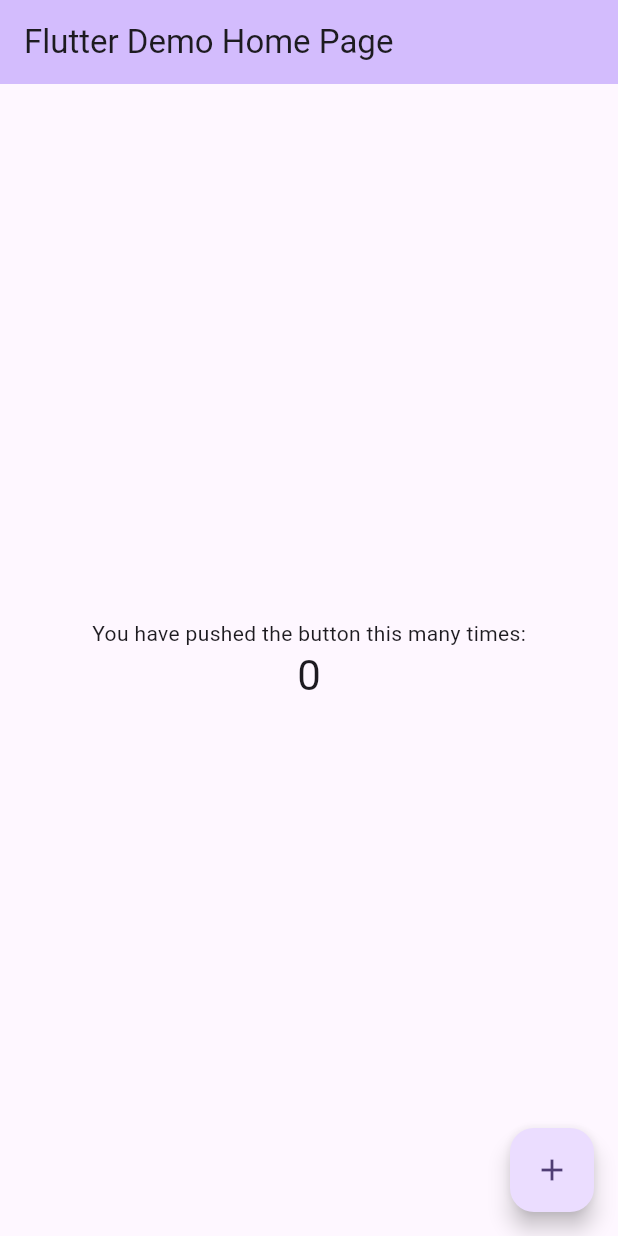
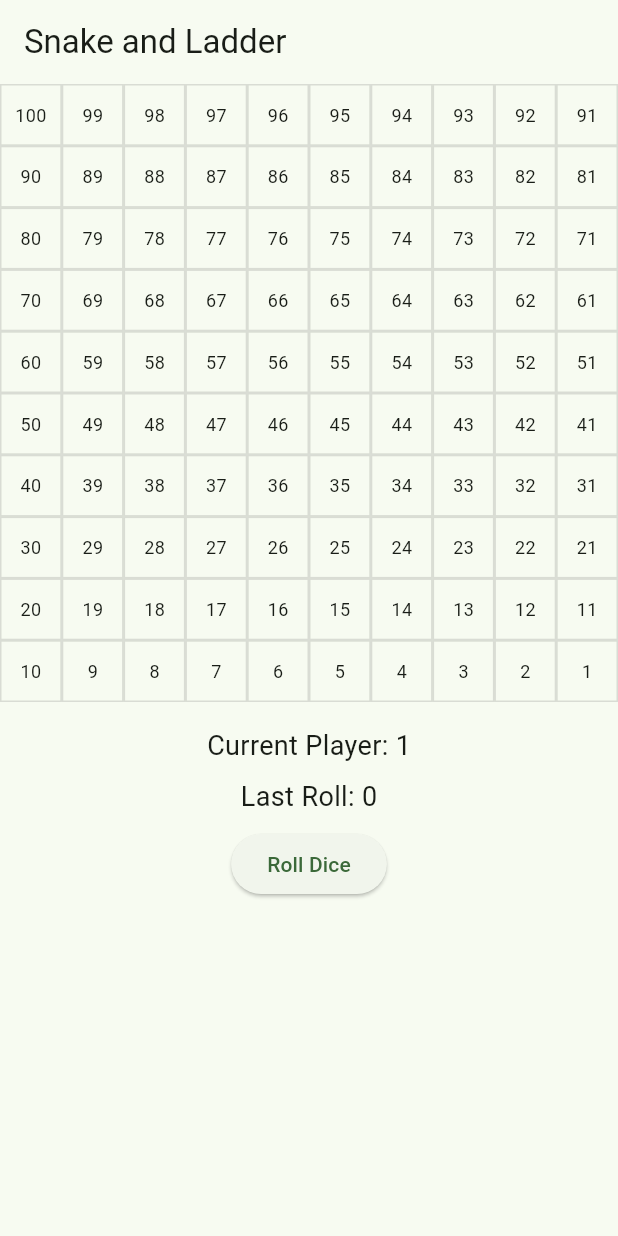
Before and after one commit to could-ai/019a4d93-bf63-73c3-998e-6bf3205284a1, a Flutter app: the screen it shows after launch, on a phone screen of 412 x 824 dp. Run offline on Flutter 3.47's test engine with Material 3 defaults, Android fonts, the phone set to English and light mode, and no system bars.

Commit message:
Modified lib/main.dart to set up the Snake and Ladder game as the home route. Removed the default counter-based MyHomePage and imported the new SnakeAndLadderGame widget. Updated the MaterialApp title, theme seed color, and disabled the debug banner to focus on the game interface.; Created lib/screens/snake_ladder_game.dart containing the full SnakeAndLadderGame widget. Added game logic (dice roll, snake and ladder maps, player turns, win condition), a dynamic 10x10 board using GridView, and token rendering on top of the board with calculated positions. Implemented UI controls for rolling dice, showing current player, last roll, and a restart option when someone wins.

```diff
--- a/usr/lib/main.dart
+++ b/usr/lib/main.dart
@@ -1,4 +1,5 @@
 import 'package:flutter/material.dart';
+import 'screens/snake_ladder_game.dart';
 
 void main() {
   runApp(const MyApp());
@@ -7,114 +8,15 @@ void main() {
 class MyApp extends StatelessWidget {
   const MyApp({super.key});
 
-  // This widget is the root of your application.
   @override
   Widget build(BuildContext context) {
     return MaterialApp(
-      title: 'Flutter Demo',
+      title: 'Snake and Ladder',
       debugShowCheckedModeBanner: false,
       theme: ThemeData(
-        // This is the theme of your application.
-        //
-        // TRY THIS: Try running your application with "flutter run". You'll see
-        // the application has a purple toolbar. Then, without quitting the app,
-        // try changing the seedColor in the colorScheme below to Colors.green
-        // and then invoke "hot reload" (save your changes or press the "hot
-        // reload" button in a Flutter-supported IDE, or press "r" if you used
-        // the command line to start the app).
-        //
-        // Notice that the counter didn't reset back to zero; the application
-        // state is not lost during the reload. To reset the state, use hot
-        // restart instead.
-        //
-        // This works for code too, not just values: Most code changes can be
-        // tested with just a hot reload.
-        colorScheme: ColorScheme.fromSeed(seedColor: Colors.deepPurple),
+        colorScheme: ColorScheme.fromSeed(seedColor: Colors.green),
       ),
-      home: const MyHomePage(title: 'Flutter Demo Home Page'),
+      home: const SnakeAndLadderGame(),
     );
   }
 }
-
-class MyHomePage extends StatefulWidget {
-  const MyHomePage({super.key, required this.title});
-
-  // This widget is the home page of your application. It is stateful, meaning
-  // that it has a State object (defined below) that contains fields that affect
-  // how it looks.
-
-  // This class is the configuration for the state. It holds the values (in this
-  // case the title) provided by the parent (in this case the App widget) and
-  // used by the build method of the State. Fields in a Widget subclass are
-  // always marked "final".
-
-  final String title;
-
-  @override
-  State<MyHomePage> createState() => _MyHomePageState();
-}
-
-class _MyHomePageState extends State<MyHomePage> {
-  int _counter = 0;
-
-  void _incrementCounter() {
-    setState(() {
-      // This call to setState tells the Flutter framework that something has
-      // changed in this State, which causes it to rerun the build method below
-      // so that the display can reflect the updated values. If we changed
-      // _counter without calling setState(), then the build method would not be
-      // called again, and so nothing would appear to happen.
-      _counter++;
-    });
-  }
-
-  @override
-  Widget build(BuildContext context) {
-    // This method is rerun every time setState is called, for instance as done
-    // by the _incrementCounter method above.
-    //
-    // The Flutter framework has been optimized to make rerunning build methods
-    // fast, so that you can just rebuild anything that needs updating rather
-    // than having to individually change instances of widgets.
-    return Scaffold(
-      appBar: AppBar(
-        // TRY THIS: Try changing the color here to a specific color (to
-        // Colors.amber, perhaps?) and trigger a hot reload to see the AppBar
-        // change color while the other colors stay the same.
-        backgroundColor: Theme.of(context).colorScheme.inversePrimary,
-        // Here we take the value from the MyHomePage object that was created by
-        // the App.build method, and use it to set our appbar title.
-        title: Text(widget.title),
-      ),
-      body: Center(
-        // Center is a layout widget. It takes a single child and positions it
-        // in the middle of the parent.
-        child: Column(
-          // Column is also a layout widget. It takes a list of children and
-          // arranges them vertically. By default, it sizes itself to fit its
-          // children horizontally, and tries to be as tall as its parent.
-          //
-          // Column has various properties to control how it sizes itself and
-          // how it positions its children. Here we use mainAxisAlignment to
-          // center the children vertically; the main axis here is the vertical
-          // axis because Columns are vertical (the cross axis would be
-          // horizontal).
-          //
-          // TRY THIS: Invoke "debug painting" (choose the "Toggle Debug Paint"
-          // action in the IDE, or press "p" in the console), to see the
-          // wireframe for each widget.
-          mainAxisAlignment: MainAxisAlignment.center,
-          children: <Widget>[
-            const Text('You have pushed the button this many times:'),
-            Text('$_counter', style: Theme.of(context).textTheme.headlineMedium),
-          ],
-        ),
-      ),
-      floatingActionButton: FloatingActionButton(
-        onPressed: _incrementCounter,
-        tooltip: 'Increment',
-        child: const Icon(Icons.add),
-      ), // This trailing comma makes auto-formatting nicer for build methods.
-    );
-  }
-}
--- /dev/null
+++ b/usr/lib/screens/snake_ladder_game.dart
@@ -0,0 +1,167 @@
+import 'package:flutter/material.dart';
+import 'dart:math';
+
+class SnakeAndLadderGame extends StatefulWidget {
+  const SnakeAndLadderGame({Key? key}) : super(key: key);
+
+  @override
+  _SnakeAndLadderGameState createState() => _SnakeAndLadderGameState();
+}
+
+class _SnakeAndLadderGameState extends State<SnakeAndLadderGame> {
+  // Define snake and ladder start/end positions
+  final Map<int, int> snakes = {
+    16: 6,
+    47: 26,
+    49: 11,
+    56: 53,
+    62: 19,
+    64: 60,
+    87: 24,
+    93: 73,
+    95: 75,
+    98: 78,
+  };
+
+  final Map<int, int> ladders = {
+    1: 38,
+    4: 14,
+    9: 31,
+    21: 42,
+    28: 84,
+    36: 44,
+    51: 67,
+    71: 91,
+    80: 100,
+  };
+
+  // Track positions for two players
+  List<int> playerPositions = [0, 0];
+  int currentPlayer = 0;
+  int diceRoll = 0;
+  final Random random = Random();
+
+  // Roll dice and move player, then check for snakes/ladders and win condition
+  void rollDice() {
+    setState(() {
+      diceRoll = random.nextInt(6) + 1;
+      int newPos = playerPositions[currentPlayer] + diceRoll;
+      if (newPos <= 100) {
+        playerPositions[currentPlayer] = newPos;
+        if (snakes.containsKey(newPos)) {
+          playerPositions[currentPlayer] = snakes[newPos]!;
+        } else if (ladders.containsKey(newPos)) {
+          playerPositions[currentPlayer] = ladders[newPos]!;
+        }
+      }
+      // Check win condition
+      if (playerPositions[currentPlayer] == 100) {
+        showDialog(
+          context: context,
+          builder: (_) => AlertDialog(
+            title: Text('Player ${currentPlayer + 1} wins!'),
+            actions: [
+              TextButton(
+                onPressed: () {
+                  setState(() {
+                    playerPositions = [0, 0];
+                    currentPlayer = 0;
+                    diceRoll = 0;
+                  });
+                  Navigator.of(context).pop();
+                },
+                child: const Text('Restart'),
+              ),
+            ],
+          ),
+        );
+      } else {
+        // Switch to next player
+        currentPlayer = (currentPlayer + 1) % playerPositions.length;
+      }
+    });
+  }
+
+  @override
+  Widget build(BuildContext context) {
+    // Calculate board cell size based on screen width
+    double boardSize = MediaQuery.of(context).size.width;
+    double cellSize = boardSize / 10;
+
+    return Scaffold(
+      appBar: AppBar(
+        title: const Text('Snake and Ladder'),
+      ),
+      body: Column(
+        children: [
+          // Game board grid
+          SizedBox(
+            width: boardSize,
+            height: boardSize,
+            child: Stack(
+              children: [
+                // 10x10 numbered grid
+                GridView.builder(
+                  physics: const NeverScrollableScrollPhysics(),
+                  itemCount: 100,
+                  gridDelegate: const SliverGridDelegateWithFixedCrossAxisCount(
+                    crossAxisCount: 10,
+                  ),
+                  itemBuilder: (context, index) {
+                    int number = 100 - index;
+                    return Container(
+                      decoration: BoxDecoration(
+                        border: Border.all(color: Colors.black12),
+                      ),
+                      child: Center(
+                        child: Text(
+                          '$number',
+                          style: const TextStyle(fontSize: 12),
+                        ),
+                      ),
+                    );
+                  },
+                ),
+                // Player tokens
+                for (int i = 0; i < playerPositions.length; i++)
+                  if (playerPositions[i] > 0)
+                    Builder(builder: (context) {
+                      int pos = playerPositions[i];
+                      int gridIndex = 100 - pos;
+                      int row = gridIndex ~/ 10;
+                      int col = gridIndex % 10;
+                      return Positioned(
+                        top: row * cellSize,
+                        left: col * cellSize + (i * 14),
+                        child: CircleAvatar(
+                          radius: cellSize / 4,
+                          backgroundColor: i == 0 ? Colors.red : Colors.blue,
+                          child: Text(
+                            '${i + 1}',
+                            style: TextStyle(
+                              color: Colors.white,
+                              fontSize: cellSize / 4,
+                            ),
+                          ),
+                        ),
+                      );
+                    }),
+              ],
+            ),
+          ),
+          const SizedBox(height: 16),
+          // Display current player and last dice roll
+          Text('Current Player: ${currentPlayer + 1}', style: const TextStyle(fontSize: 18)),
+          const SizedBox(height: 8),
+          Text('Last Roll: $diceRoll', style: const TextStyle(fontSize: 18)),
+          const SizedBox(height: 8),
+          // Roll dice button
+          ElevatedButton(
+            onPressed: rollDice,
+            child: const Text('Roll Dice'),
+          ),
+        ],
+      ),
+    );
+  }
+}
```
